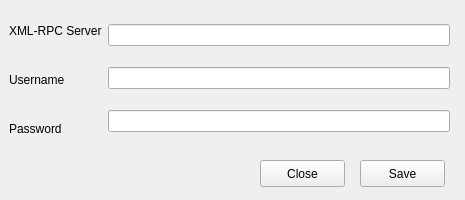
Before: the Qt Designer form WpcDesk/gui/ui/settings.ui in ekaputra07/wpcdesk, drawn with Qt 5.
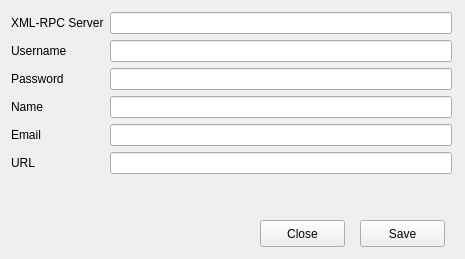
After: the same form once the commit is applied. Icons and pictures are not drawn.

Commit message: Add admin information settings

```diff
--- a/WpcDesk/gui/ui/settings.ui
+++ b/WpcDesk/gui/ui/settings.ui
@@ -10,11 +10,11 @@
     <x>0</x>
     <y>0</y>
     <width>465</width>
-    <height>200</height>
+    <height>259</height>
    </rect>
   </property>
   <property name="sizePolicy">
-   <sizepolicy hsizetype="Fixed" vsizetype="Fixed">
+   <sizepolicy hsizetype="Fixed" vsizetype="Preferred">
     <horstretch>0</horstretch>
     <verstretch>0</verstretch>
    </sizepolicy>
@@ -22,13 +22,13 @@
   <property name="minimumSize">
    <size>
     <width>465</width>
-    <height>200</height>
+    <height>259</height>
    </size>
   </property>
   <property name="maximumSize">
    <size>
     <width>465</width>
-    <height>200</height>
+    <height>259</height>
    </size>
   </property>
   <property name="windowTitle">
@@ -42,7 +42,7 @@
    <property name="geometry">
     <rect>
      <x>260</x>
-     <y>160</y>
+     <y>220</y>
      <width>85</width>
      <height>27</height>
     </rect>
@@ -55,7 +55,7 @@
    <property name="geometry">
     <rect>
      <x>360</x>
-     <y>160</y>
+     <y>220</y>
      <width>85</width>
      <height>27</height>
     </rect>
@@ -67,47 +67,41 @@
   <widget class="QWidget" name="">
    <property name="geometry">
     <rect>
-     <x>9</x>
-     <y>9</y>
+     <x>11</x>
+     <y>12</y>
      <width>441</width>
-     <height>141</height>
+     <height>201</height>
     </rect>
    </property>
-   <layout class="QHBoxLayout" name="horizontalLayout">
-    <item>
-     <layout class="QVBoxLayout" name="verticalLayout_2">
-      <item>
+   <layout class="QFormLayout" name="formLayout">
+    <item row="0" column="0">
        <widget class="QLabel" name="label">
         <property name="text">
          <string>XML-RPC Server</string>
         </property>
        </widget>
       </item>
-      <item>
+    <item row="0" column="1">
+     <widget class="QLineEdit" name="serverEdit"/>
+    </item>
+    <item row="1" column="0">
        <widget class="QLabel" name="label_2">
         <property name="text">
          <string>Username</string>
         </property>
        </widget>
       </item>
-      <item>
+    <item row="1" column="1">
+     <widget class="QLineEdit" name="usernameEdit"/>
+    </item>
+    <item row="2" column="0">
        <widget class="QLabel" name="label_3">
         <property name="text">
          <string>Password</string>
         </property>
        </widget>
       </item>
-     </layout>
-    </item>
-    <item>
-     <layout class="QVBoxLayout" name="verticalLayout">
-      <item>
-       <widget class="QLineEdit" name="serverEdit"/>
-      </item>
-      <item>
-       <widget class="QLineEdit" name="usernameEdit"/>
-      </item>
-      <item>
+    <item row="2" column="1">
        <widget class="QLineEdit" name="passEdit">
         <property name="contextMenuPolicy">
          <enum>Qt::DefaultContextMenu</enum>
@@ -123,8 +117,78 @@
         </property>
        </widget>
       </item>
-     </layout>
+    <item row="3" column="0">
+     <widget class="QLabel" name="label_4">
+      <property name="text">
+       <string>Name</string>
+      </property>
+     </widget>
     </item>
+    <item row="3" column="1">
+     <widget class="QLineEdit" name="nameEdit">
+      <property name="contextMenuPolicy">
+       <enum>Qt::DefaultContextMenu</enum>
+      </property>
+      <property name="autoFillBackground">
+       <bool>false</bool>
+      </property>
+      <property name="inputMask">
+       <string/>
+      </property>
+      <property name="echoMode">
+       <enum>QLineEdit::Normal</enum>
+      </property>
+     </widget>
+    </item>
+    <item row="4" column="0">
+     <widget class="QLabel" name="label_5">
+      <property name="text">
+       <string>Email</string>
+      </property>
+     </widget>
+    </item>
+    <item row="4" column="1">
+     <widget class="QLineEdit" name="emailEdit">
+      <property name="contextMenuPolicy">
+       <enum>Qt::DefaultContextMenu</enum>
+      </property>
+      <property name="autoFillBackground">
+       <bool>false</bool>
+      </property>
+      <property name="inputMask">
+       <string/>
+      </property>
+      <property name="echoMode">
+       <enum>QLineEdit::Normal</enum>
+      </property>
+     </widget>
+    </item>
+    <item row="5" column="0">
+     <widget class="QLabel" name="label_6">
+      <property name="text">
+       <string>URL</string>
+      </property>
+     </widget>
+    </item>
+    <item row="5" column="1">
+     <widget class="QLineEdit" name="UrlEdit">
+      <property name="contextMenuPolicy">
+       <enum>Qt::DefaultContextMenu</enum>
+      </property>
+      <property name="autoFillBackground">
+       <bool>false</bool>
+      </property>
+      <property name="inputMask">
+       <string/>
+      </property>
+      <property name="maxLength">
+       <number>250</number>
+      </property>
+      <property name="echoMode">
+       <enum>QLineEdit::Normal</enum>
+      </property>
+     </widget>
+    </item>
    </layout>
   </widget>
  </widget>
```
Left out of the diff: 13 changed lines with no effect on the pictures. Lines whose indentation alone changed are shown as unchanged. The commit also changes 2 other files.
